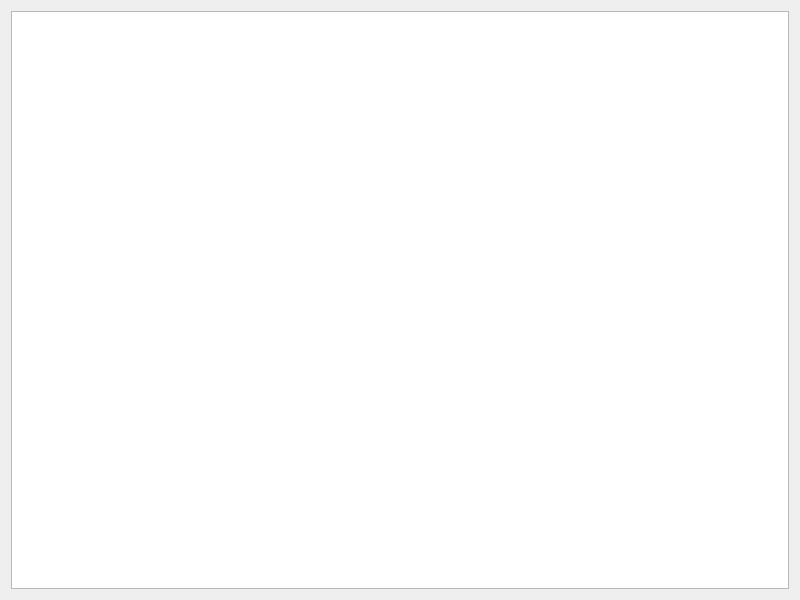
First picture: the form in src/GSvar/ClinvarUploadStatusWidget.ui, repository imgag/ngs-bits, before the edit.
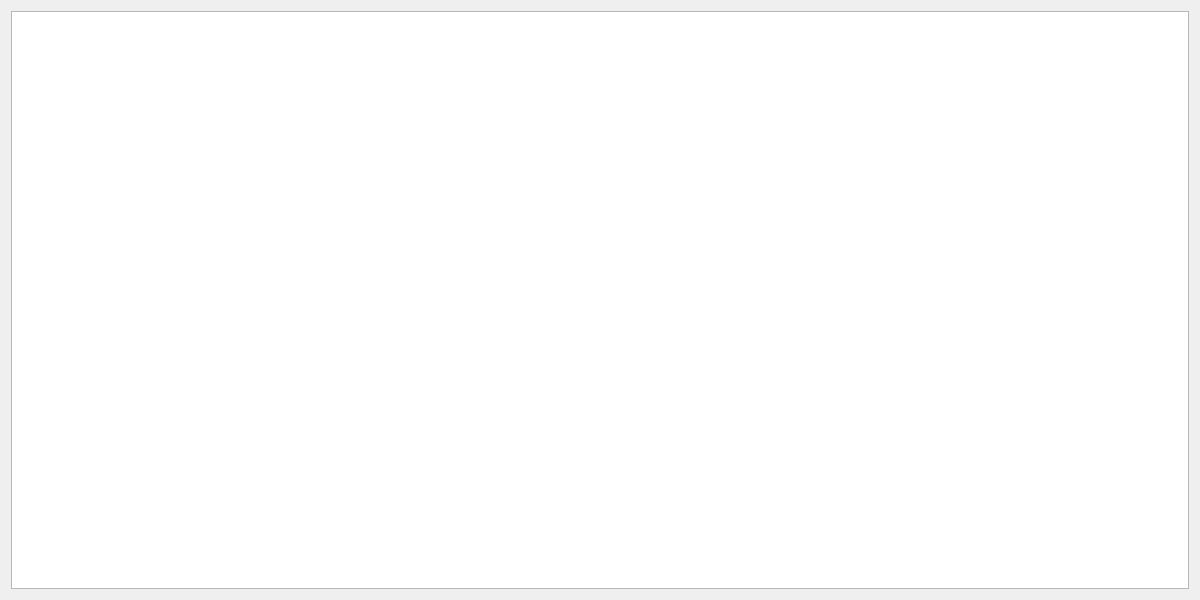
Second picture: the form after the edit.

Commit message:
src/GSvar/ClinvarUploadDialog.*: use VCF notation for indels, added support for reupload of variants
src/GSvar/ClinvarUploadStatusWidget.*: finished implementation

src/cppNGSD/NGSD.*: added methods to update variant publication result and replaced status

src/cppNGSD-TEST/NGSD_Test.h: added tests for new NGSD methods

Diff of the .ui file:
```diff
--- a/src/GSvar/ClinvarUploadStatusWidget.ui
+++ b/src/GSvar/ClinvarUploadStatusWidget.ui
@@ -6,10 +6,16 @@
    <rect>
     <x>0</x>
     <y>0</y>
-    <width>800</width>
+    <width>1200</width>
     <height>600</height>
    </rect>
   </property>
+  <property name="minimumSize">
+   <size>
+    <width>1200</width>
+    <height>480</height>
+   </size>
+  </property>
   <property name="windowTitle">
    <string>Form</string>
   </property>
```
Left out of the diff: 2 changed lines with no effect on the pictures. The commit also changes 11 other files.
